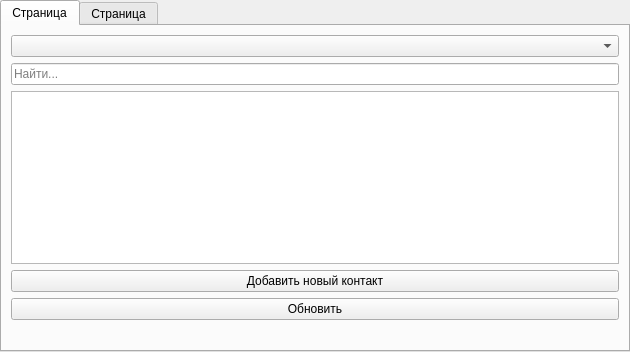
First picture: the form in tabwidget.ui, repository rjornd/qt_test_task, before the edit.
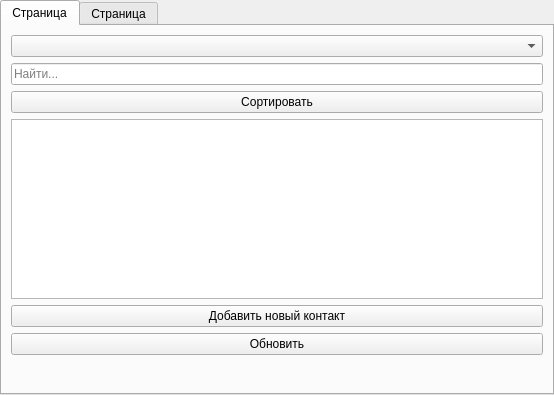
Second picture: the form after the edit.

```diff
--- a/tabwidget.ui
+++ b/tabwidget.ui
@@ -6,8 +6,8 @@
    <rect>
     <x>0</x>
     <y>0</y>
-    <width>630</width>
-    <height>352</height>
+    <width>554</width>
+    <height>395</height>
    </rect>
   </property>
   <property name="windowTitle">
@@ -40,6 +40,13 @@
       </property>
      </widget>
     </item>
+    <item>
+     <widget class="QPushButton" name="pushButton_2">
+      <property name="text">
+       <string>Сортировать</string>
+      </property>
+     </widget>
+    </item>
     <item>
      <widget class="QListWidget" name="listWidget"/>
     </item>
```
